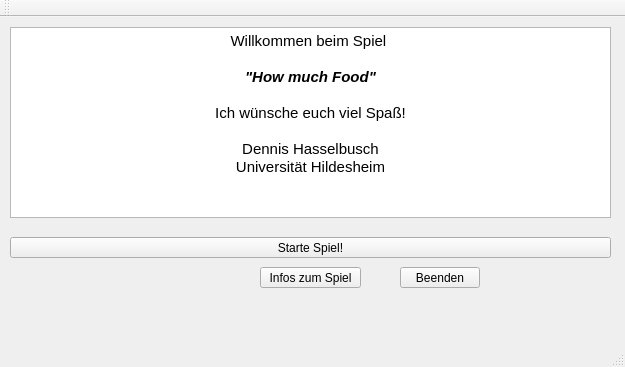
Above: TooMuchFood/mainwindow.ui from AshtariEsric/TooMuchFood_QT before the change. Below: the same form after it.
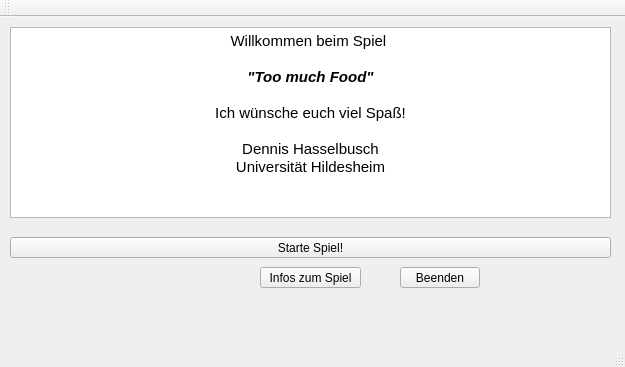
That is the form after the change.

```diff
--- a/TooMuchFood/mainwindow.ui
+++ b/TooMuchFood/mainwindow.ui
@@ -48,10 +48,10 @@
      <string>&lt;!DOCTYPE HTML PUBLIC &quot;-//W3C//DTD HTML 4.0//EN&quot; &quot;http://www.w3.org/TR/REC-html40/strict.dtd&quot;&gt;
 &lt;html&gt;&lt;head&gt;&lt;meta name=&quot;qrichtext&quot; content=&quot;1&quot; /&gt;&lt;style type=&quot;text/css&quot;&gt;
 p, li { white-space: pre-wrap; }
-&lt;/style&gt;&lt;/head&gt;&lt;body style=&quot; font-family:'MS Shell Dlg 2'; font-size:7.8pt; font-weight:400; font-style:normal;&quot;&gt;
+&lt;/style&gt;&lt;/head&gt;&lt;body style=&quot; font-family:'MS Shell Dlg 2'; font-size:8.25pt; font-weight:400; font-style:normal;&quot;&gt;
 &lt;p align=&quot;center&quot; style=&quot; margin-top:0px; margin-bottom:0px; margin-left:0px; margin-right:0px; -qt-block-indent:0; text-indent:0px;&quot;&gt;&lt;span style=&quot; font-size:11pt;&quot;&gt;Willkommen beim Spiel &lt;/span&gt;&lt;/p&gt;
 &lt;p align=&quot;center&quot; style=&quot;-qt-paragraph-type:empty; margin-top:0px; margin-bottom:0px; margin-left:0px; margin-right:0px; -qt-block-indent:0; text-indent:0px; font-size:11pt;&quot;&gt;&lt;br /&gt;&lt;/p&gt;
-&lt;p align=&quot;center&quot; style=&quot; margin-top:0px; margin-bottom:0px; margin-left:0px; margin-right:0px; -qt-block-indent:0; text-indent:0px;&quot;&gt;&lt;span style=&quot; font-size:11pt; font-weight:600; font-style:italic;&quot;&gt;&amp;quot;How much Food&amp;quot;&lt;/span&gt;&lt;/p&gt;
+&lt;p align=&quot;center&quot; style=&quot; margin-top:0px; margin-bottom:0px; margin-left:0px; margin-right:0px; -qt-block-indent:0; text-indent:0px;&quot;&gt;&lt;span style=&quot; font-size:11pt; font-weight:600; font-style:italic;&quot;&gt;&amp;quot;Too much Food&amp;quot;&lt;/span&gt;&lt;/p&gt;
 &lt;p align=&quot;center&quot; style=&quot;-qt-paragraph-type:empty; margin-top:0px; margin-bottom:0px; margin-left:0px; margin-right:0px; -qt-block-indent:0; text-indent:0px; font-size:11pt; font-weight:600; font-style:italic;&quot;&gt;&lt;br /&gt;&lt;/p&gt;
 &lt;p align=&quot;center&quot; style=&quot; margin-top:0px; margin-bottom:0px; margin-left:0px; margin-right:0px; -qt-block-indent:0; text-indent:0px;&quot;&gt;&lt;span style=&quot; font-size:11pt;&quot;&gt;Ich wünsche euch viel Spaß!&lt;/span&gt;&lt;/p&gt;
 &lt;p align=&quot;center&quot; style=&quot;-qt-paragraph-type:empty; margin-top:0px; margin-bottom:0px; margin-left:0px; margin-right:0px; -qt-block-indent:0; text-indent:0px; font-size:11pt;&quot;&gt;&lt;br /&gt;&lt;/p&gt;
```
Left out of the diff: 2 changed lines with no effect on the pictures.
